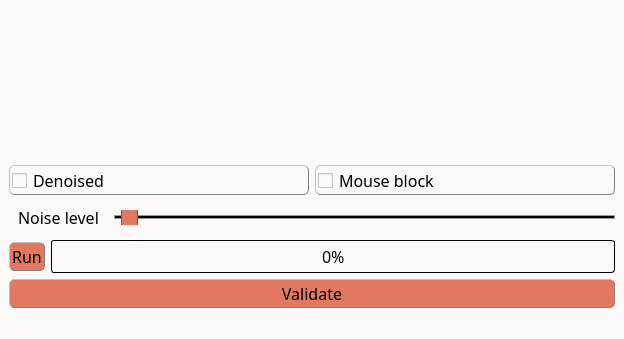
Old version of the form inichord/VSNR.ui in the repository Cyril-Langlois/iniCHORD.
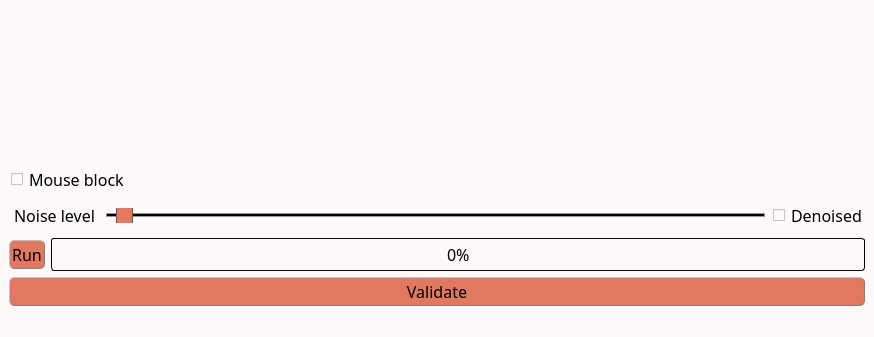
New version of the form. Icons and pictures are not drawn. Custom widgets are drawn as their Qt base class.

What changed in the file:
```diff
--- a/inichord/VSNR.ui
+++ b/inichord/VSNR.ui
@@ -6,8 +6,8 @@
    <rect>
     <x>0</x>
     <y>0</y>
-    <width>623</width>
-    <height>339</height>
+    <width>873</width>
+    <height>337</height>
    </rect>
   </property>
   <property name="windowTitle">
@@ -30,13 +30,13 @@
 QLabel, QPushButton, QPushButton:hover, QCheckBox, QComboBox, Line, QTextEdit, QSpinBox {color: rgb(0, 0, 0)}
 
 /* style des bordures 1 */
-QLabel, QPushButton, QPushButton:hover, QCheckBox, QComboBox, QSpinBox  {
+QLabel, QPushButton, QPushButton:hover, QComboBox, QSpinBox  {
 	border-style : outset;
 	min-width : 5em;
 }
 
 /* style des bordures 2 */
-QPushButton, QPushButton:hover, QCheckBox, QComboBox, QSpinBox  {
+QPushButton, QPushButton:hover, QComboBox, QSpinBox  {
 	border-radius: 5px;
 	border-width: 1px;
 	border-color: gray;
@@ -56,8 +56,8 @@
 
 /* Gestion taille des QCheckBoxes */
 QCheckBox::indicator:unchecked, QCheckBox::indicator:unchecked:hover, QCheckBox::indicator:checked, QCheckBox::indicator:checked:hover  {
-	width :15px;
-	height : 15px;
+	width :12px;
+	height : 12px;
 }
 
 QLabel {
@@ -175,6 +175,12 @@
             <verstretch>0</verstretch>
            </sizepolicy>
           </property>
+          <property name="minimumSize">
+           <size>
+            <width>250</width>
+            <height>0</height>
+           </size>
+          </property>
          </widget>
         </item>
         <item>
@@ -199,25 +205,6 @@
        <layout class="QVBoxLayout" name="verticalLayout">
         <item>
          <layout class="QHBoxLayout" name="horizontalLayout">
-          <item>
-           <widget class="QCheckBox" name="denoised">
-            <property name="font">
-             <font>
-              <family>Noto Sans Cond</family>
-              <pointsize>12</pointsize>
-              <weight>50</weight>
-              <italic>false</italic>
-              <bold>false</bold>
-             </font>
-            </property>
-            <property name="styleSheet">
-             <string notr="true"/>
-            </property>
-            <property name="text">
-             <string>Denoised</string>
-            </property>
-           </widget>
-          </item>
           <item>
            <widget class="QCheckBox" name="mouseLock">
             <property name="font">
@@ -268,6 +255,9 @@
             <property name="text">
              <string>Noise level</string>
             </property>
+            <property name="alignment">
+             <set>Qt::AlignCenter</set>
+            </property>
            </widget>
           </item>
           <item>
@@ -301,6 +291,25 @@
             </property>
            </widget>
           </item>
+          <item>
+           <widget class="QCheckBox" name="denoised">
+            <property name="font">
+             <font>
+              <family>Noto Sans Cond</family>
+              <pointsize>12</pointsize>
+              <weight>50</weight>
+              <italic>false</italic>
+              <bold>false</bold>
+             </font>
+            </property>
+            <property name="styleSheet">
+             <string notr="true"/>
+            </property>
+            <property name="text">
+             <string>Denoised</string>
+            </property>
+           </widget>
+          </item>
          </layout>
         </item>
         <item>
@@ -395,7 +404,7 @@
     <rect>
      <x>0</x>
      <y>0</y>
-     <width>623</width>
+     <width>873</width>
      <height>20</height>
     </rect>
    </property>
```
